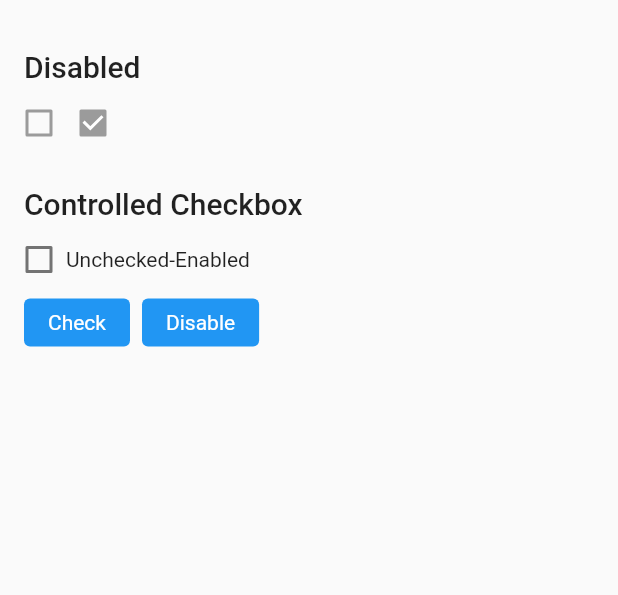
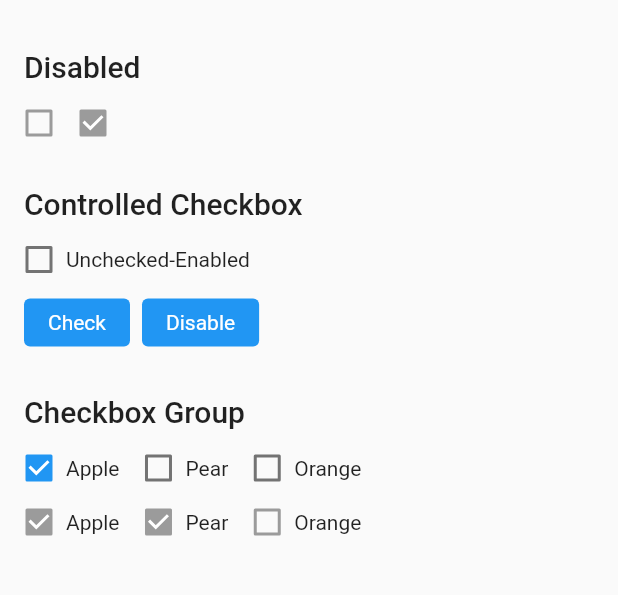
Before and after one commit to qiuxiang/flutter-antd, a Flutter app: the CheckboxPage screen opened directly, on a phone screen of 412 x 824 dp, the part 195-790 px from its top. Run offline on Flutter 3.47's test engine with Material 2 defaults, Android fonts, the phone set to English and light mode, and no system bars; our stand-ins replace get.

Commit message:
Add checkbox group widget

```diff
--- a/example/lib/checkbox.dart
+++ b/example/lib/checkbox.dart
@@ -3,6 +3,16 @@ import 'package:flutter_antd/flutter_antd.dart';
 import 'package:get/get.dart';
 
 import 'widgets.dart';
+
+const options = [
+  CheckboxOption(label: 'Apple', value: 'Apple'),
+  CheckboxOption(label: 'Pear', value: 'Pear'),
+  CheckboxOption(label: 'Orange', value: 'Orange'),
+];
+
+void onChange(dynamic value) {
+  print('checked = $value');
+}
 
 class CheckboxPage extends StatelessWidget {
   const CheckboxPage();
@@ -15,12 +25,7 @@ class CheckboxPage extends StatelessWidget {
       appBar: AppBar(title: const Text('Checkbox')),
       body: ListView(padding: const EdgeInsets.all(16), children: [
         const GroupTitle('Basic'),
-        Row(children: [
-          AntdCheckbox(
-            label: 'Checkbox',
-            onChange: (value) => print('checked = $value'),
-          ),
-        ]),
+        const AntdCheckbox(label: 'Checkbox', onChange: onChange),
         const SizedBox(height: 32),
         const GroupTitle('Disabled'),
         Row(children: const [
@@ -58,6 +63,20 @@ class CheckboxPage extends StatelessWidget {
             );
           }),
         ]),
+        const SizedBox(height: 32),
+        const GroupTitle('Checkbox Group'),
+        CheckboxGroup<String>(
+          options: options,
+          defaultValue: [options[0].value],
+          onChange: (value) => print('checked = $value'),
+        ),
+        const SizedBox(height: 16),
+        CheckboxGroup<String>(
+          options: options,
+          disabled: true,
+          defaultValue: [options[0].value, options[1].value],
+          onChange: (value) => print('checked = $value'),
+        ),
       ]),
     );
   }
--- a/lib/checkbox/checkbox.dart
+++ b/lib/checkbox/checkbox.dart
@@ -1,5 +1,7 @@
+import 'package:flutter/cupertino.dart';
 import 'package:flutter/material.dart';
-import 'package:flutter/cupertino.dart';
+
+export 'group.dart';
 
 class AntdCheckbox extends StatefulWidget {
   final void Function(bool)? onChange;
@@ -50,7 +52,7 @@ class _AntdCheckboxState extends State<AntdCheckbox> {
       hoverColor: Colors.transparent,
       splashColor: Colors.transparent,
       onTap: widget.disabled ? null : () => onChanged(!value),
-      child: Row(children: [
+      child: Row(mainAxisSize: MainAxisSize.min, children: [
         SizedBox(
           height: 20,
           width: 20,
--- a/lib/checkbox/group.dart
+++ b/lib/checkbox/group.dart
@@ -1,15 +1,65 @@
 import 'package:flutter/material.dart';
+
 import 'checkbox.dart';
 
-class CheckboxOption {}
+class CheckboxOption<T> {
+  final T value;
+  final String label;
+  final Widget? labelWidget;
 
-class CheckboxGroup extends StatelessWidget {
-  final List<CheckboxGroup> options;
+  const CheckboxOption({
+    required this.value,
+    this.label = '',
+    this.labelWidget,
+  });
+}
 
-  const CheckboxGroup({required this.options});
+class CheckboxGroup<T> extends StatefulWidget {
+  final List<CheckboxOption<T>> options;
+  final List<T> defaultValue;
+  final bool disabled;
+  final void Function(List<T>) onChange;
+
+  const CheckboxGroup({
+    required this.options,
+    required this.onChange,
+    this.defaultValue = const [],
+    this.disabled = false,
+  });
+
+  @override
+  _CheckboxGroupState<T> createState() => _CheckboxGroupState<T>();
+}
+
+class _CheckboxGroupState<T> extends State<CheckboxGroup<T>> {
+  List<T> values = [];
+
+  @override
+  void initState() {
+    super.initState();
+    values = widget.defaultValue;
+  }
 
   @override
   Widget build(BuildContext context) {
-    return Row(children: []);
+    return Wrap(
+      spacing: 16,
+      children: widget.options.map((i) {
+        return AntdCheckbox(
+          label: i.label,
+          labelWidget: i.labelWidget,
+          defaultChecked: values.contains(i.value),
+          disabled: widget.disabled,
+          onChange: (checked) {
+            if (checked) {
+              values.add(i.value);
+            } else {
+              values.remove(i.value);
+            }
+            widget.onChange(values);
+          },
+        );
+      }).toList(),
+    );
   }
 }
```
